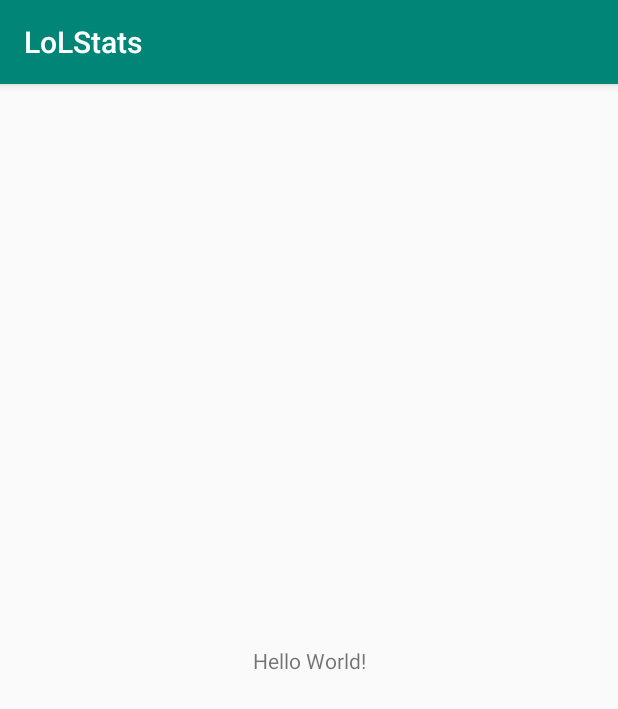
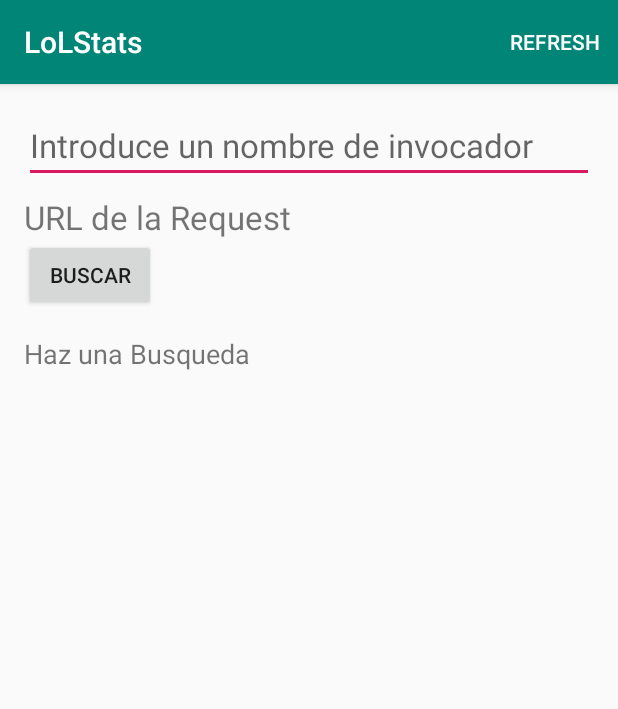
Before and after one commit to dariag00/LoLStats, an Android app: the screen it shows after launch (MainActivity), on a phone screen of 412 x 824 dp. Shown: the top 709 px of the screen. Run offline under Robolectric (Android 15) with nearby library versions, the phone set to English and light mode, and no system bars.

Commit message:
Hitos conseguidos: -Conexión con la API -Busqueda de una query concreta. En este caso la busqueda de la información de un invocador. -Creación de una UI y de un menú simple para controlar el refresh.

```diff
--- a/app/src/main/AndroidManifest.xml
+++ b/app/src/main/AndroidManifest.xml
@@ -1,6 +1,8 @@
 <?xml version="1.0" encoding="utf-8"?>
 <manifest xmlns:android="http://schemas.android.com/apk/res/android"
     package="com.example.klost.lolstats">
+
+    <uses-permission android:name="android.permission.INTERNET" />
 
     <application
         android:allowBackup="true"
--- a/app/src/main/java/com/example/klost/lolstats/MainActivity.java
+++ b/app/src/main/java/com/example/klost/lolstats/MainActivity.java
@@ -1,13 +1,122 @@
 package com.example.klost.lolstats;
 
+import android.os.AsyncTask;
 import android.support.v7.app.AppCompatActivity;
 import android.os.Bundle;
+import android.view.Menu;
+import android.view.MenuItem;
+import android.view.View;
+import android.widget.Button;
+import android.widget.EditText;
+import android.widget.ProgressBar;
+import android.widget.TextView;
+
+import com.example.klost.lolstats.utilities.NetworkUtils;
+
+import java.io.IOException;
+import java.net.URL;
 
 public class MainActivity extends AppCompatActivity {
+
+    private EditText searchBoxEditText;
+
+    private TextView searchResultsTextView;
+
+    private TextView errorMessageDisplay;
+
+    private TextView urlDisplayTextView;
+
+    private ProgressBar loadingIndicator;
+
+
 
     @Override
     protected void onCreate(Bundle savedInstanceState) {
         super.onCreate(savedInstanceState);
         setContentView(R.layout.activity_main);
+
+        searchBoxEditText =  findViewById(R.id.et_search_box);
+        searchResultsTextView =  findViewById(R.id.tv_riot_search_resutls_json);
+        errorMessageDisplay =  findViewById(R.id.tv_error_message);
+        urlDisplayTextView =  findViewById(R.id.tv_url_display);
+        loadingIndicator =  findViewById(R.id.pb_loading_indicator);
+
+        Button searchButton =  findViewById(R.id.bt_search);
+
+        searchButton.setOnClickListener(new View.OnClickListener() {
+            @Override
+            public void onClick(View v) {
+                makeRiotSearchQuery();
+            }
+        });
     }
+
+    private void makeRiotSearchQuery(){
+        String searchQuery = searchBoxEditText.getText().toString();
+        URL riotSearchUrl = NetworkUtils.buildUrl(searchQuery);
+        urlDisplayTextView.setText(riotSearchUrl.toString());
+        new RiotQueryTask().execute(riotSearchUrl);
+    }
+
+    private void showErrorMessage(){
+        searchResultsTextView.setVisibility(View.INVISIBLE);
+        errorMessageDisplay.setVisibility(View.VISIBLE);
+    }
+
+    private void showData(){
+        errorMessageDisplay.setVisibility(View.INVISIBLE);
+        searchResultsTextView.setVisibility(View.VISIBLE);
+    }
+
+    @Override
+    public boolean onCreateOptionsMenu(Menu menu) {
+        getMenuInflater().inflate(R.menu.main, menu);
+        return true;
+    }
+
+    @Override
+    public boolean onOptionsItemSelected(MenuItem item) {
+        int itemClicked = item.getItemId();
+        if(itemClicked == R.id.action_refresh){
+            makeRiotSearchQuery();
+            return true;
+        }
+
+        return super.onOptionsItemSelected(item);
+    }
+
+    public class RiotQueryTask extends AsyncTask<URL, Void, String> {
+
+        @Override
+        protected void onPreExecute() {
+            super.onPreExecute();
+            loadingIndicator.setVisibility(View.VISIBLE);
+        }
+
+        @Override
+        protected String doInBackground(URL... urls) {
+            URL searchURL = urls[0];
+            String riotSearchResults = null;
+            try {
+                riotSearchResults = NetworkUtils.getResponseFromHttpUrl(searchURL);
+            } catch (IOException e) {
+                e.printStackTrace();
+            }
+            return riotSearchResults;
+        }
+
+        @Override
+        protected void onPostExecute(String riotSearchResults) {
+
+            loadingIndicator.setVisibility(View.INVISIBLE);
+            if(riotSearchResults != null && !riotSearchResults.equals("")){
+                showData();
+                searchResultsTextView.setText(riotSearchResults);
+            }else{
+                showErrorMessage();
+            }
+
+        }
+    }
+
 }
--- a/app/src/main/res/layout/activity_main.xml
+++ b/app/src/main/res/layout/activity_main.xml
@@ -1,18 +1,68 @@
 <?xml version="1.0" encoding="utf-8"?>
-<android.support.constraint.ConstraintLayout xmlns:android="http://schemas.android.com/apk/res/android"
-    xmlns:app="http://schemas.android.com/apk/res-auto"
+<LinearLayout
+    xmlns:android="http://schemas.android.com/apk/res/android"
     xmlns:tools="http://schemas.android.com/tools"
     android:layout_width="match_parent"
     android:layout_height="match_parent"
+    android:orientation="vertical"
+    android:paddingTop="16dp"
+    android:paddingRight="16dp"
+    android:paddingLeft="16dp"
     tools:context=".MainActivity">
 
+    <EditText
+        android:id="@+id/et_search_box"
+        android:layout_width="match_parent"
+        android:layout_height="wrap_content"
+        android:hint="Introduce un nombre de invocador"
+        android:textSize="22sp"/>
+
     <TextView
+        android:id="@+id/tv_url_display"
         android:layout_width="wrap_content"
         android:layout_height="wrap_content"
-        android:text="Hello World!"
-        app:layout_constraintBottom_toBottomOf="parent"
-        app:layout_constraintLeft_toLeftOf="parent"
-        app:layout_constraintRight_toRightOf="parent"
-        app:layout_constraintTop_toTopOf="parent" />
+        android:layout_marginTop="8dp"
+        android:text="URL de la Request"
+        android:textSize="22sp"/>
 
-</android.support.constraint.ConstraintLayout>
+    <Button
+        android:id="@+id/bt_search"
+        android:layout_width="wrap_content"
+        android:layout_height="wrap_content"
+        android:text="@string/search"/>
+
+    <FrameLayout
+        android:layout_width="match_parent"
+        android:layout_height="match_parent">
+        <ScrollView
+            android:layout_marginTop="16dp"
+            android:layout_width="match_parent"
+            android:layout_height="wrap_content">
+
+            <TextView
+                android:id="@+id/tv_riot_search_resutls_json"
+                android:layout_width="wrap_content"
+                android:layout_height="wrap_content"
+                android:text="Haz una Busqueda"
+                android:textSize="18sp"/>
+
+        </ScrollView>
+
+        <TextView
+            android:id="@+id/tv_error_message"
+            android:layout_width="wrap_content"
+            android:layout_height="wrap_content"
+            android:textSize="22sp"
+            android:padding="16dp"
+            android:visibility="invisible"
+            android:text="@string/error_message"/>
+
+        <ProgressBar
+            android:id="@+id/pb_loading_indicator"
+            android:layout_width="42dp"
+            android:layout_height="42dp"
+            android:layout_gravity="center"
+            android:visibility="invisible"/>
+    </FrameLayout>
+
+</LinearLayout>
--- /dev/null
+++ b/app/src/main/res/menu/main.xml
@@ -0,0 +1,10 @@
+<?xml version="1.0" encoding="utf-8"?>
+<menu xmlns:android="http://schemas.android.com/apk/res/android"
+    xmlns:app="http://schemas.android.com/apk/res-auto">
+    <item
+        android:id="@+id/action_refresh"
+        android:orderInCategory="1"
+        app:showAsAction="ifRoom"
+        android:title="@string/refresh">
+    </item>
+</menu>
--- a/app/src/main/res/values/strings.xml
+++ b/app/src/main/res/values/strings.xml
@@ -1,3 +1,6 @@
 <resources>
     <string name="app_name">LoLStats</string>
+    <string name="error_message">Error, prueba otra vez.</string>
+    <string name="search">Buscar</string>
+    <string name="refresh">Refresh</string>
 </resources>
```
Also changed, not shown: app/src/main/java/com/example/klost/lolstats/utilities/NetworkUtils.java (added, +62 -0 lines).
